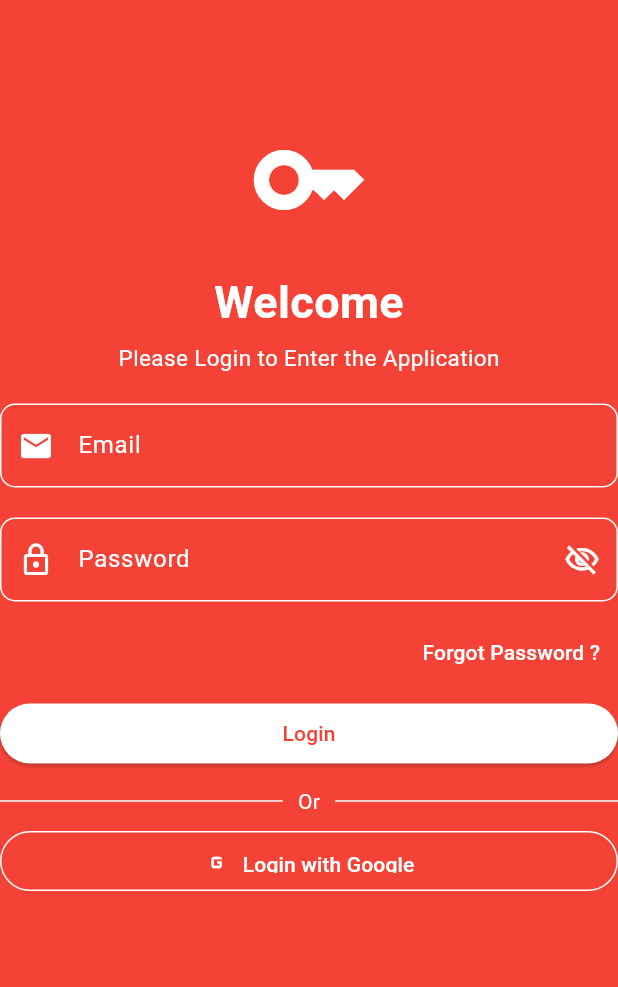
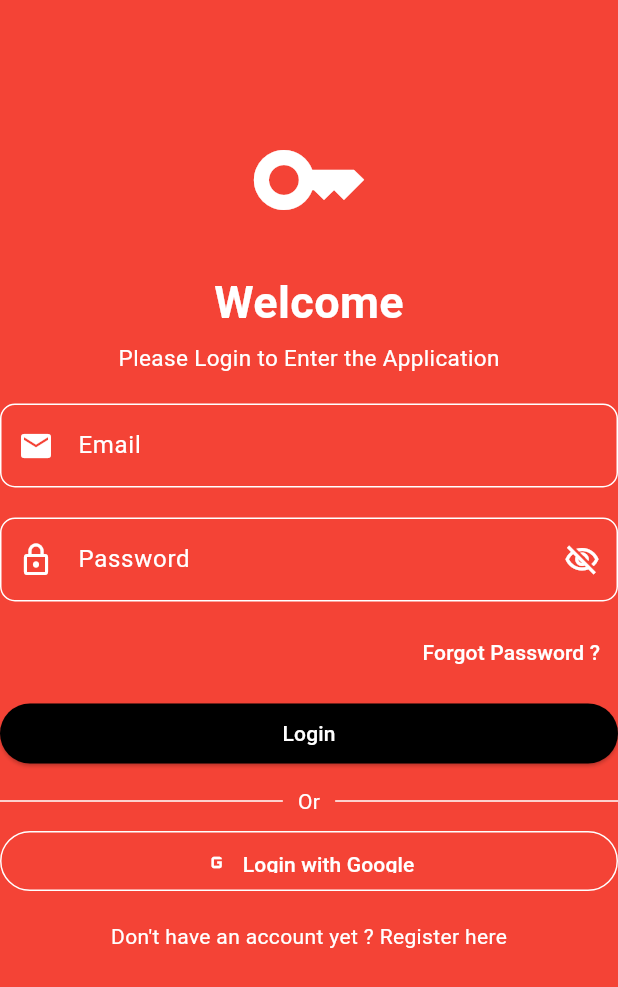
Before and after one commit to RIOKOWI/KB1179_1123150059_uts, a Flutter app: the Login screen opened directly, on a phone screen of 412 x 824 dp. Shown: the top 987 px of the screen. Run offline on Flutter 3.47's test engine with Material 3 defaults, Android fonts, the phone set to English and light mode, and no system bars.

Commit message:
buat register

```diff
--- a/lib/login/login.dart
+++ b/lib/login/login.dart
@@ -135,11 +135,11 @@ class Login extends StatelessWidget {
                         onPressed: (){
                         },
                         style: ElevatedButton.styleFrom(
-                          backgroundColor: Colors.white,
+                          backgroundColor: Colors.black,
                         ),
                         child: Text('Login',
                         style: TextStyle(
-                          color: Colors.red
+                          color: Colors.white
                         ),
                         ),
                       ),
@@ -183,6 +183,21 @@ class Login extends StatelessWidget {
                       ),
                     ),
                   ),
+                  SizedBox(height: 20,),
+                  Row(
+                    mainAxisAlignment: MainAxisAlignment.center,
+                    children: [
+                      Text("Don't have an account yet ? ",
+                      style: TextStyle(
+                        color: Colors.white
+                      ),
+                      ),
+                      Text('Register here',
+                      style: TextStyle(
+                        color: Colors.white,
+                      ),)
+                    ],
+                  )
                 ],
               ),
             ),
```
